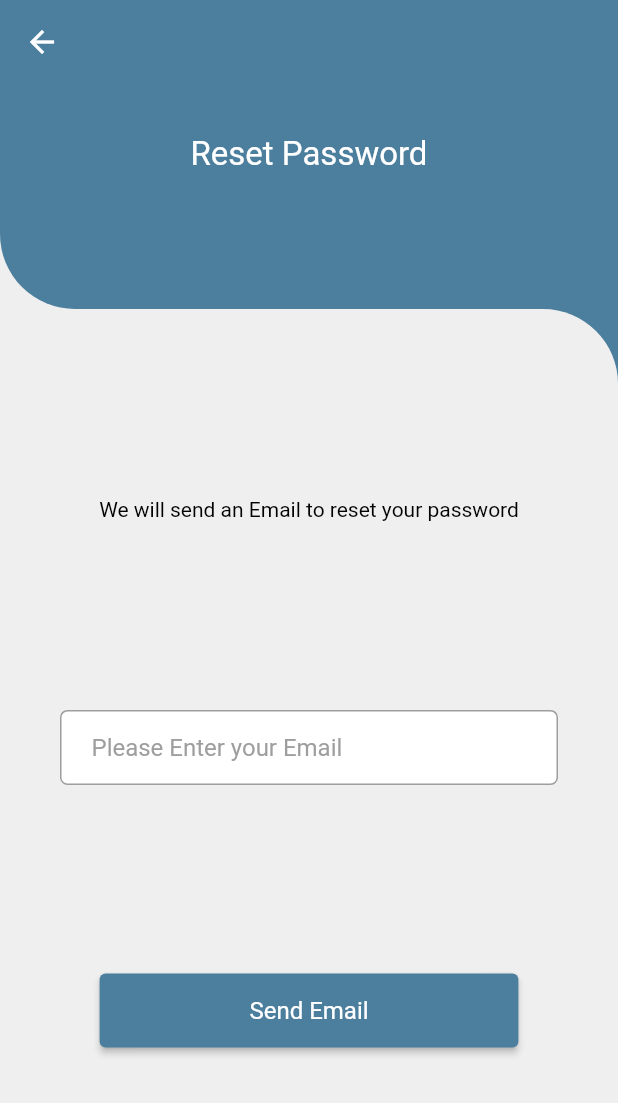
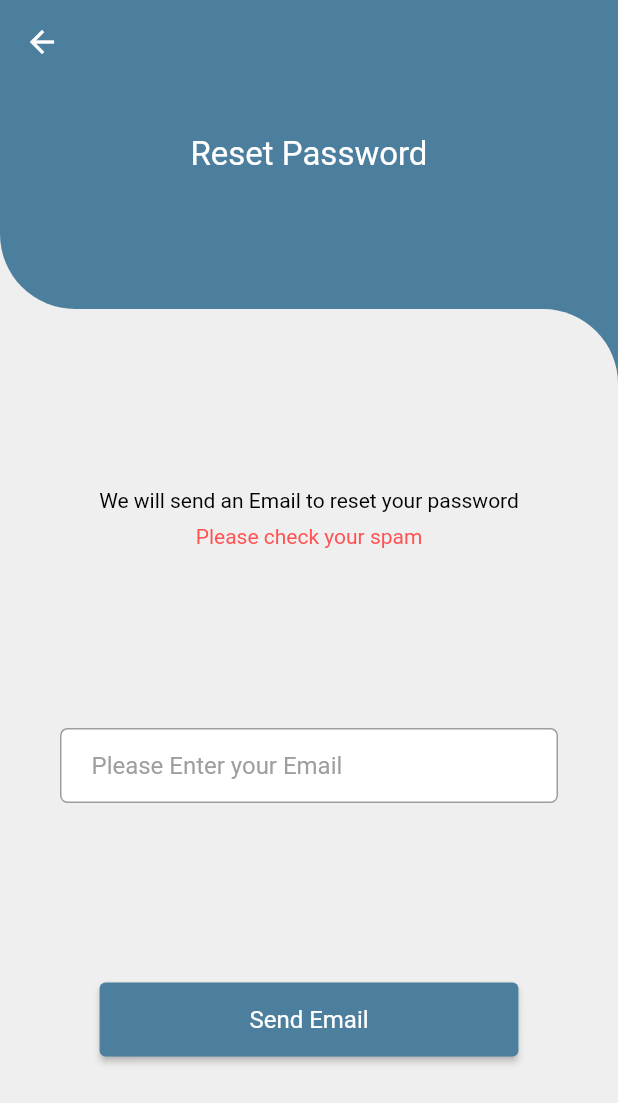
Before and after one commit to OdehMohamed/techno_store, a Flutter app: the ResetPassword screen opened directly, on a phone screen of 412 x 824 dp. Shown: the top 1103 px of the screen. Run offline on Flutter 3.47's test engine with Material 2 defaults, Android fonts, the phone set to English and light mode, and no system bars; drawn by our look-alikes of auto_size_text; our stand-ins replace cloud_firestore, easy_localization, file_picker, firebase_auth, firebase_core, firebase_storage and 8 more; missing offline and left inert: dart:ffi, pattern_lock; accounts and stored records are empty.

Commit message:
focus fixed

```diff
--- a/assets/translations/ar.json
+++ b/assets/translations/ar.json
@@ -105,5 +105,6 @@
   "Added to favorite": "تمت الاضافة الى المفضلة",
   "Removed from favorite": "ازالة من المفضلة",
   "Created Successfully": "تمت الاضافة بنجاح",
-  "loading" : "جارِ التحميل"
+  "loading" : "جارِ التحميل",
+  "check spam" : "الرجاء التحقق من الإيميلات المجهولة (spam)"
 }
--- a/assets/translations/en.json
+++ b/assets/translations/en.json
@@ -105,5 +105,6 @@
   "Added to favorite": "Added to favorite",
   "Removed from favorite": "Removed from favorite",
   "Created Successfully": "Created Successfully",
-  "loading" : "Loading"
+  "loading" : "Loading",
+  "check spam" : "Please check your spam"
 }
--- a/lib/core/reset_password/view/reset_password.dart
+++ b/lib/core/reset_password/view/reset_password.dart
@@ -3,6 +3,7 @@ import 'package:flutter/material.dart';
 import 'package:provider/provider.dart';
 import 'package:techno_store/data_source/firebase.dart';
 import 'package:techno_store/shared/color_utilities.dart';
+import 'package:techno_store/shared/utilities.dart';
 
 import '../../../shared/message.dart';
 import '../../../shared/widget_utilities.dart';
@@ -86,10 +87,20 @@ class _ResetPasswordState extends State<ResetPassword> {
                       child: Column(
                         mainAxisAlignment: MainAxisAlignment.spaceEvenly,
                         children: [
-                          WidgetUtilities.autoSizeText(
-                            "We will send an Email to reset your password",
-                            textAlign: TextAlign.center,
-                            textStyle: TextStyle(color: Colors.black)
+                          Column(
+                            children: [
+                              WidgetUtilities.autoSizeText(
+                                  "We will send an Email to reset your password",
+                                  textAlign: TextAlign.center,
+                                  textStyle: TextStyle(color: Colors.black)
+                              ),
+                              Padding(padding: Utilities.getDefaultTBPadding() * 5),
+                              WidgetUtilities.autoSizeText(
+                                  "check spam",
+                                  textAlign: TextAlign.center,
+                                  textStyle: TextStyle(color: Colors.redAccent)
+                              ),
+                            ],
                           ),
                           Container(
                             padding: EdgeInsets.only(left: 20, right: 20),
```
